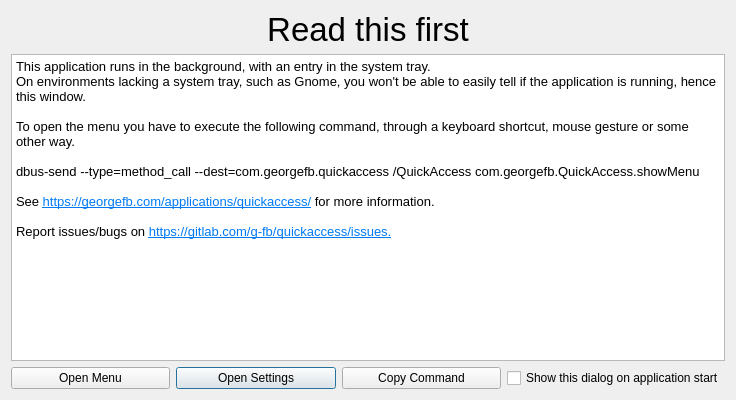
Old version of the form ui/startupdialog.ui in the repository g-fb/quickaccess.
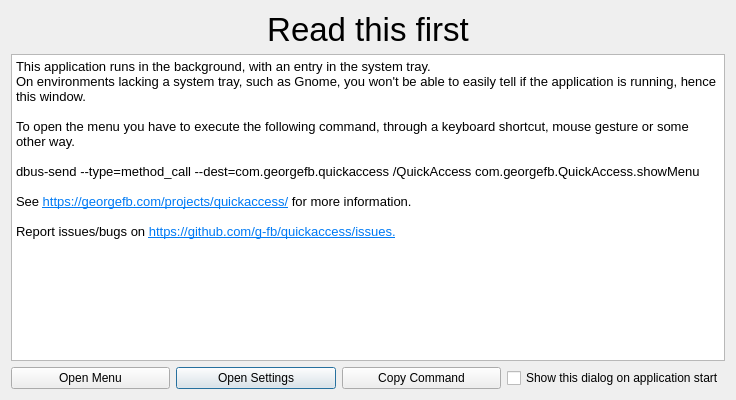
New version of the form.

Diff of the .ui file:
```diff
--- a/ui/startupdialog.ui
+++ b/ui/startupdialog.ui
@@ -41,19 +41,22 @@
       <widget class="QTextBrowser" name="textBrowser">
        <property name="html">
         <string>&lt;!DOCTYPE HTML PUBLIC &quot;-//W3C//DTD HTML 4.0//EN&quot; &quot;http://www.w3.org/TR/REC-html40/strict.dtd&quot;&gt;
-&lt;html&gt;&lt;head&gt;&lt;meta name=&quot;qrichtext&quot; content=&quot;1&quot; /&gt;&lt;style type=&quot;text/css&quot;&gt;
+&lt;html&gt;&lt;head&gt;&lt;meta name=&quot;qrichtext&quot; content=&quot;1&quot; /&gt;&lt;meta charset=&quot;utf-8&quot; /&gt;&lt;style type=&quot;text/css&quot;&gt;
 p, li { white-space: pre-wrap; }
-&lt;/style&gt;&lt;/head&gt;&lt;body style=&quot; font-family:'Noto Sans'; font-size:13pt; font-weight:400; font-style:normal;&quot;&gt;
-&lt;p style=&quot; margin-top:0px; margin-bottom:0px; margin-left:0px; margin-right:0px; -qt-block-indent:0; text-indent:0px;&quot;&gt;&lt;span style=&quot; font-size:10pt;&quot;&gt;This application runs in the background, with an entry in the system tray.&lt;/span&gt;&lt;/p&gt;
-&lt;p style=&quot; margin-top:0px; margin-bottom:0px; margin-left:0px; margin-right:0px; -qt-block-indent:0; text-indent:0px;&quot;&gt;&lt;span style=&quot; font-size:10pt;&quot;&gt;On environments lacking a system tray, such as Gnome, you won't be able to easily tell if the application is running, hence this window.&lt;/span&gt;&lt;/p&gt;
-&lt;p style=&quot;-qt-paragraph-type:empty; margin-top:0px; margin-bottom:0px; margin-left:0px; margin-right:0px; -qt-block-indent:0; text-indent:0px; font-size:10pt;&quot;&gt;&lt;br /&gt;&lt;/p&gt;
-&lt;p style=&quot; margin-top:0px; margin-bottom:0px; margin-left:0px; margin-right:0px; -qt-block-indent:0; text-indent:0px;&quot;&gt;&lt;span style=&quot; font-size:10pt;&quot;&gt;To open the menu you have to execute the following command, through a keyboard shortcut, mouse gesture or some other way.&lt;/span&gt;&lt;/p&gt;
-&lt;p style=&quot;-qt-paragraph-type:empty; margin-top:0px; margin-bottom:0px; margin-left:0px; margin-right:0px; -qt-block-indent:0; text-indent:0px; font-size:10pt;&quot;&gt;&lt;br /&gt;&lt;/p&gt;
-&lt;p style=&quot; margin-top:0px; margin-bottom:0px; margin-left:0px; margin-right:0px; -qt-block-indent:0; text-indent:0px;&quot;&gt;&lt;span style=&quot; font-family:'Hack'; font-size:10pt;&quot;&gt;dbus-send --type=method_call --dest=com.georgefb.quickaccess /QuickAccess com.georgefb.QuickAccess.showMenu&lt;/span&gt;&lt;/p&gt;
-&lt;p style=&quot;-qt-paragraph-type:empty; margin-top:0px; margin-bottom:0px; margin-left:0px; margin-right:0px; -qt-block-indent:0; text-indent:0px; font-family:'Hack'; font-size:10pt;&quot;&gt;&lt;br /&gt;&lt;/p&gt;
-&lt;p style=&quot; margin-top:0px; margin-bottom:0px; margin-left:0px; margin-right:0px; -qt-block-indent:0; text-indent:0px;&quot;&gt;&lt;span style=&quot; font-family:'Hack'; font-size:10pt;&quot;&gt;See &lt;/span&gt;&lt;a href=&quot;https://georgefb.com/applications/quickaccess/&quot;&gt;&lt;span style=&quot; font-size:10pt; text-decoration: underline; color:#007af4;&quot;&gt;https://georgefb.com/applications/quickaccess/&lt;/span&gt;&lt;/a&gt;&lt;span style=&quot; font-family:'Hack'; font-size:10pt;&quot;&gt; for more information.&lt;/span&gt;&lt;/p&gt;
-&lt;p style=&quot;-qt-paragraph-type:empty; margin-top:0px; margin-bottom:0px; margin-left:0px; margin-right:0px; -qt-block-indent:0; text-indent:0px; font-family:'Hack'; font-size:10pt;&quot;&gt;&lt;br /&gt;&lt;/p&gt;
-&lt;p style=&quot; margin-top:0px; margin-bottom:0px; margin-left:0px; margin-right:0px; -qt-block-indent:0; text-indent:0px;&quot;&gt;&lt;span style=&quot; font-family:'Hack'; font-size:10pt;&quot;&gt;Report issues/bugs on &lt;/span&gt;&lt;a href=&quot;https://gitlab.com/g-fb/quickaccess/issues&quot;&gt;&lt;span style=&quot; font-size:10pt; text-decoration: underline; color:#007af4;&quot;&gt;https://gitlab.com/g-fb/quickaccess/issues.&lt;/span&gt;&lt;/a&gt;&lt;/p&gt;&lt;/body&gt;&lt;/html&gt;</string>
+hr { height: 1px; border-width: 0; }
+li.unchecked::marker { content: &quot;\2610&quot;; }
+li.checked::marker { content: &quot;\2612&quot;; }
+&lt;/style&gt;&lt;/head&gt;&lt;body style=&quot; font-family:'IBM Plex Sans Medium'; font-size:10pt; font-weight:400; font-style:normal;&quot;&gt;
+&lt;p style=&quot; margin-top:0px; margin-bottom:0px; margin-left:0px; margin-right:0px; -qt-block-indent:0; text-indent:0px;&quot;&gt;&lt;span style=&quot; font-family:'Noto Sans';&quot;&gt;This application runs in the background, with an entry in the system tray.&lt;/span&gt;&lt;/p&gt;
+&lt;p style=&quot; margin-top:0px; margin-bottom:0px; margin-left:0px; margin-right:0px; -qt-block-indent:0; text-indent:0px;&quot;&gt;&lt;span style=&quot; font-family:'Noto Sans';&quot;&gt;On environments lacking a system tray, such as Gnome, you won't be able to easily tell if the application is running, hence this window.&lt;/span&gt;&lt;/p&gt;
+&lt;p style=&quot;-qt-paragraph-type:empty; margin-top:0px; margin-bottom:0px; margin-left:0px; margin-right:0px; -qt-block-indent:0; text-indent:0px; font-family:'Noto Sans';&quot;&gt;&lt;br /&gt;&lt;/p&gt;
+&lt;p style=&quot; margin-top:0px; margin-bottom:0px; margin-left:0px; margin-right:0px; -qt-block-indent:0; text-indent:0px;&quot;&gt;&lt;span style=&quot; font-family:'Noto Sans';&quot;&gt;To open the menu you have to execute the following command, through a keyboard shortcut, mouse gesture or some other way.&lt;/span&gt;&lt;/p&gt;
+&lt;p style=&quot;-qt-paragraph-type:empty; margin-top:0px; margin-bottom:0px; margin-left:0px; margin-right:0px; -qt-block-indent:0; text-indent:0px; font-family:'Noto Sans';&quot;&gt;&lt;br /&gt;&lt;/p&gt;
+&lt;p style=&quot; margin-top:0px; margin-bottom:0px; margin-left:0px; margin-right:0px; -qt-block-indent:0; text-indent:0px;&quot;&gt;&lt;span style=&quot; font-family:'Hack';&quot;&gt;dbus-send --type=method_call --dest=com.georgefb.quickaccess /QuickAccess com.georgefb.QuickAccess.showMenu&lt;/span&gt;&lt;/p&gt;
+&lt;p style=&quot;-qt-paragraph-type:empty; margin-top:0px; margin-bottom:0px; margin-left:0px; margin-right:0px; -qt-block-indent:0; text-indent:0px; font-family:'Hack';&quot;&gt;&lt;br /&gt;&lt;/p&gt;
+&lt;p style=&quot; margin-top:0px; margin-bottom:0px; margin-left:0px; margin-right:0px; -qt-block-indent:0; text-indent:0px;&quot;&gt;&lt;span style=&quot; font-family:'Hack';&quot;&gt;See &lt;/span&gt;&lt;a href=&quot;https://georgefb.com/projects/quickaccess/&quot;&gt;&lt;span style=&quot; font-family:'Noto Sans'; text-decoration: underline; color:#007af4;&quot;&gt;https://georgefb.com/projects/quickaccess/&lt;/span&gt;&lt;/a&gt;&lt;span style=&quot; font-family:'Hack';&quot;&gt; for more information.&lt;/span&gt;&lt;/p&gt;
+&lt;p style=&quot;-qt-paragraph-type:empty; margin-top:0px; margin-bottom:0px; margin-left:0px; margin-right:0px; -qt-block-indent:0; text-indent:0px; font-family:'Hack';&quot;&gt;&lt;br /&gt;&lt;/p&gt;
+&lt;p style=&quot; margin-top:0px; margin-bottom:0px; margin-left:0px; margin-right:0px; -qt-block-indent:0; text-indent:0px;&quot;&gt;&lt;span style=&quot; font-family:'Hack';&quot;&gt;Report issues/bugs on &lt;/span&gt;&lt;a href=&quot;https://github.com/g-fb/quickaccess/issues&quot;&gt;&lt;span style=&quot; font-family:'Noto Sans'; text-decoration: underline; color:#007af4;&quot;&gt;https://github.com/g-fb/quickaccess/issues.&lt;/span&gt;&lt;/a&gt;&lt;/p&gt;&lt;/body&gt;&lt;/html&gt;</string>
        </property>
        <property name="openExternalLinks">
         <bool>true</bool>
```
Left out of the diff: 2 changed lines with no effect on the pictures.
